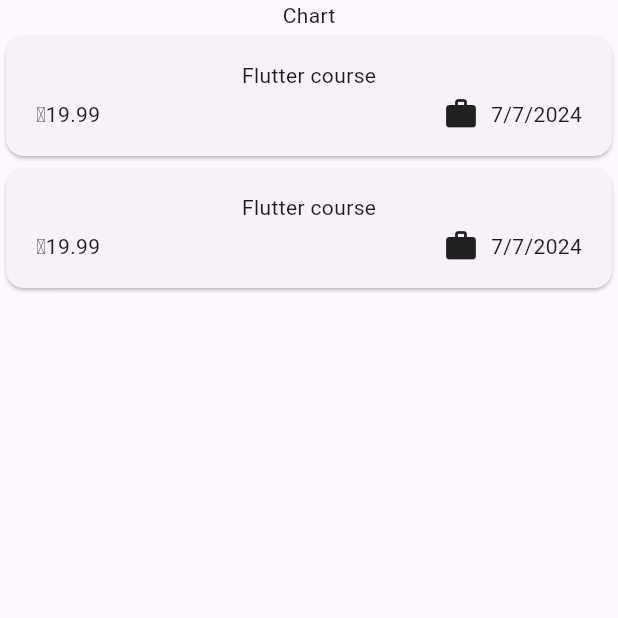
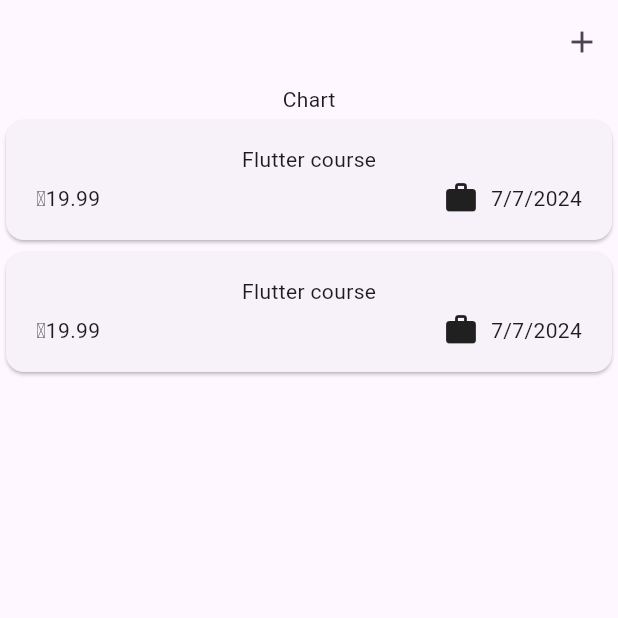
Before and after one commit to MorphineMePlz/Expense_tracker_app, a Flutter app: the screen it shows after launch, on a phone screen of 412 x 824 dp, the top half of it. Run offline on Flutter 3.47's test engine with Material 3 defaults, Android fonts, the phone set to English and light mode, and no system bars.

Commit message:
add appBar

```diff
--- a/lib/widgets/expenses.dart
+++ b/lib/widgets/expenses.dart
@@ -17,9 +17,11 @@ class _ExpensesState extends State<Expenses> {
 
   @override
   Widget build(BuildContext context) {
-    return  Scaffold(
-      body: Column(
-        children: [const Text( "Chart"), Expanded(child: ExpensesList(expenses: _registeredExpenses))],
+    return  SafeArea(
+      child: Scaffold( appBar: AppBar(actions: [IconButton(onPressed: () {}, icon: const Icon(Icons.add))],),
+        body: Column(
+          children: [const Text( "Chart"), Expanded(child: ExpensesList(expenses: _registeredExpenses))],
+        ),
       ),
     );
   }
```
